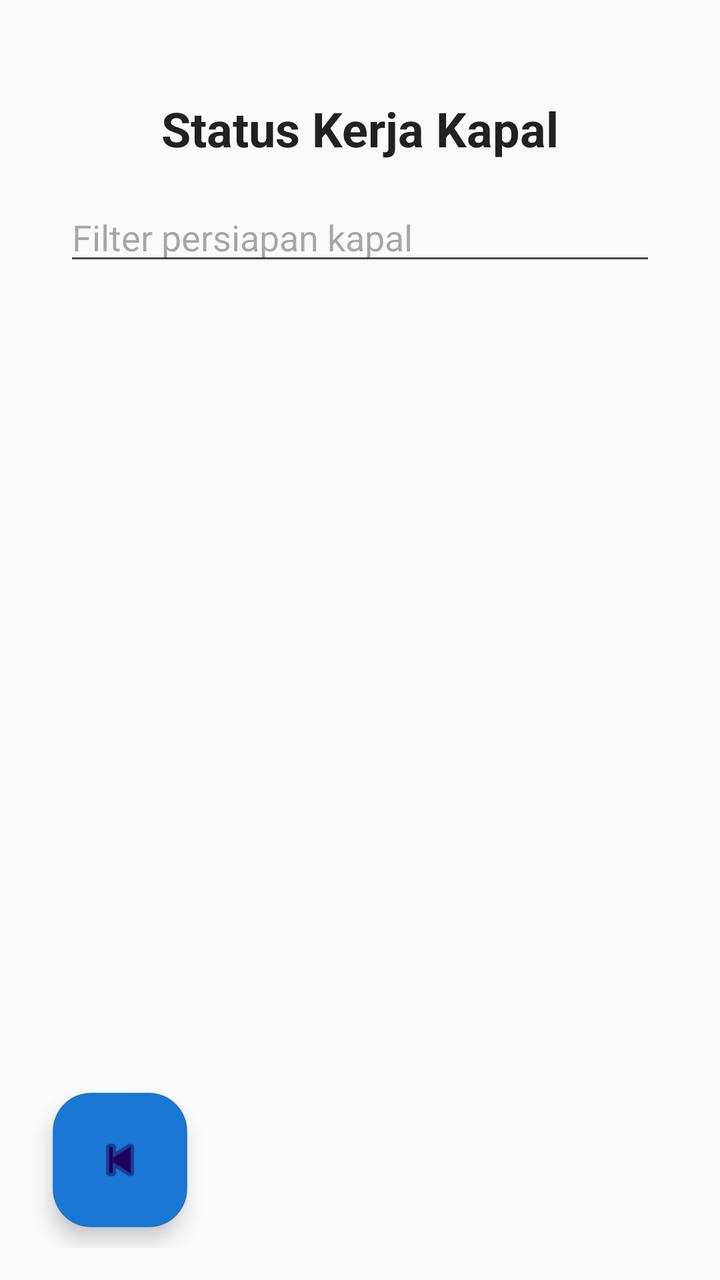
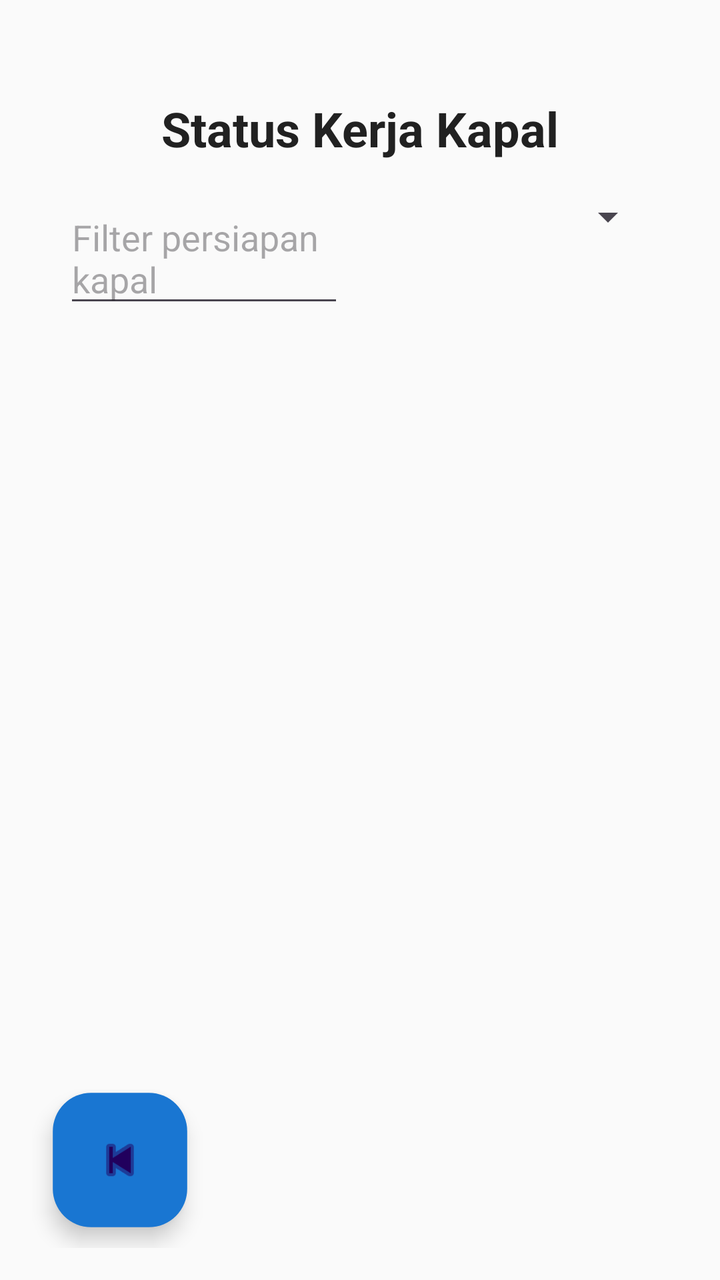

The first picture is an Android layout as it rendered before a commit; the second is the same layout after the commit. The layout source and the unified diff follow.
<!-- AndroidManifest.xml: application theme Theme.KapalList -->
<!-- res/layout/activity_profile.xml -->
<?xml version="1.0" encoding="utf-8"?>
<androidx.constraintlayout.widget.ConstraintLayout xmlns:android="http://schemas.android.com/apk/res/android"
    xmlns:app="http://schemas.android.com/apk/res-auto"
    android:layout_width="match_parent"
    android:layout_height="match_parent"
    android:background="@color/background"
    android:padding="16dp">

    <TextView
        android:id="@+id/tv_profil_kapal"
        android:layout_width="wrap_content"
        android:layout_height="wrap_content"
        android:text="@string/input_status_kapal"
        android:textColor="@color/text_primary"
        android:textSize="24sp"
        android:textStyle="bold"
        android:layout_marginTop="32dp"
        app:layout_constraintTop_toTopOf="parent"
        app:layout_constraintStart_toStartOf="parent"
        app:layout_constraintEnd_toEndOf="parent" />

    <EditText
        android:id="@+id/et_filter_persiapan"
        android:layout_width="0dp"
        android:layout_height="wrap_content"
        android:hint="Filter persiapan kapal"
        android:layout_marginTop="16dp"
        android:layout_marginStart="16dp"
        android:layout_marginEnd="16dp"
        app:layout_constraintTop_toBottomOf="@id/tv_profil_kapal"
        app:layout_constraintStart_toStartOf="parent"
        app:layout_constraintEnd_toEndOf="parent" />

    <androidx.core.widget.NestedScrollView
        android:layout_width="match_parent"
        android:layout_height="0dp"
        android:contentDescription="Daftar profil kapal dan checklist"
        app:layout_constraintTop_toBottomOf="@id/et_filter_persiapan"
        app:layout_constraintBottom_toBottomOf="parent"
        app:layout_constraintStart_toStartOf="parent"
        app:layout_constraintEnd_toEndOf="parent">

        <LinearLayout
            android:id="@+id/ll_checklist"
            android:layout_width="match_parent"
            android:layout_height="wrap_content"
            android:orientation="vertical" />

    </androidx.core.widget.NestedScrollView>

    <com.google.android.material.floatingactionbutton.FloatingActionButton
        android:id="@+id/btn_back"
        android:layout_width="wrap_content"
        android:layout_height="wrap_content"
        android:scaleX="1.2"
        android:scaleY="1.2"
        app:backgroundTint="@color/primary"
        app:layout_constraintBottom_toBottomOf="parent"
        app:layout_constraintStart_toStartOf="parent"
        android:layout_margin="16dp"
        android:contentDescription="Tombol kembali"
        app:srcCompat="@android:drawable/ic_media_previous" />
</androidx.constraintlayout.widget.ConstraintLayout>
<!-- resources referenced by this layout -->
<resources>
  <color name="background">#FAFAFA</color>
  <color name="primary">#1976D2</color>
  <color name="text_primary">#212121</color>
  <string name="input_status_kapal" translatable="false">Status Kerja Kapal</string>
  <style name="Theme.KapalList" parent="Theme.Material3.Light">  
          <item name="colorPrimary">@color/primary</item>
          <item name="colorPrimaryDark">@color/primary</item>
          <item name="colorAccent">@color/secondary</item>
          <item name="android:statusBarColor" tools:targetApi="l">@color/primary</item>
          <item name="android:windowContentTransitions">true</item>
      </style>
  <color name="secondary">#03DAC6</color>
</resources>

<!-- the commit's change to res/layout/activity_profile.xml (unified diff, before → after) -->
@@ -26,9 +26,22 @@
         android:hint="Filter persiapan kapal"
         android:layout_marginTop="16dp"
         android:layout_marginStart="16dp"
+        android:layout_marginEnd="8dp"
+        app:layout_constraintTop_toBottomOf="@id/tv_profil_kapal"
+        app:layout_constraintStart_toStartOf="parent"
+        app:layout_constraintEnd_toStartOf="@id/spinner_filter_owner"
+        app:layout_constraintHorizontal_chainStyle="spread" />
+
+    <Spinner
+        android:id="@+id/spinner_filter_owner"
+        android:layout_width="0dp"
+        android:layout_height="wrap_content"
+        android:hint="Filter pemilik"
+        android:layout_marginTop="16dp"
+        android:layout_marginStart="8dp"
         android:layout_marginEnd="16dp"
         app:layout_constraintTop_toBottomOf="@id/tv_profil_kapal"
-        app:layout_constraintStart_toStartOf="parent"
+        app:layout_constraintStart_toEndOf="@id/et_filter_persiapan"
         app:layout_constraintEnd_toEndOf="parent" />
 
     <androidx.core.widget.NestedScrollView
